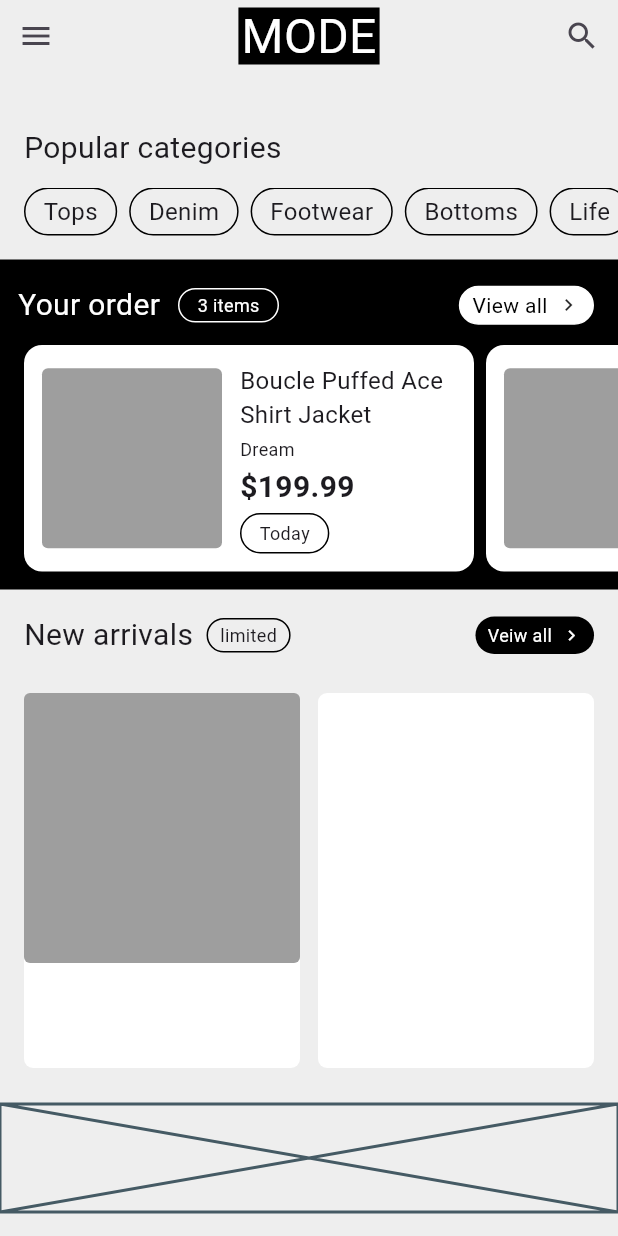
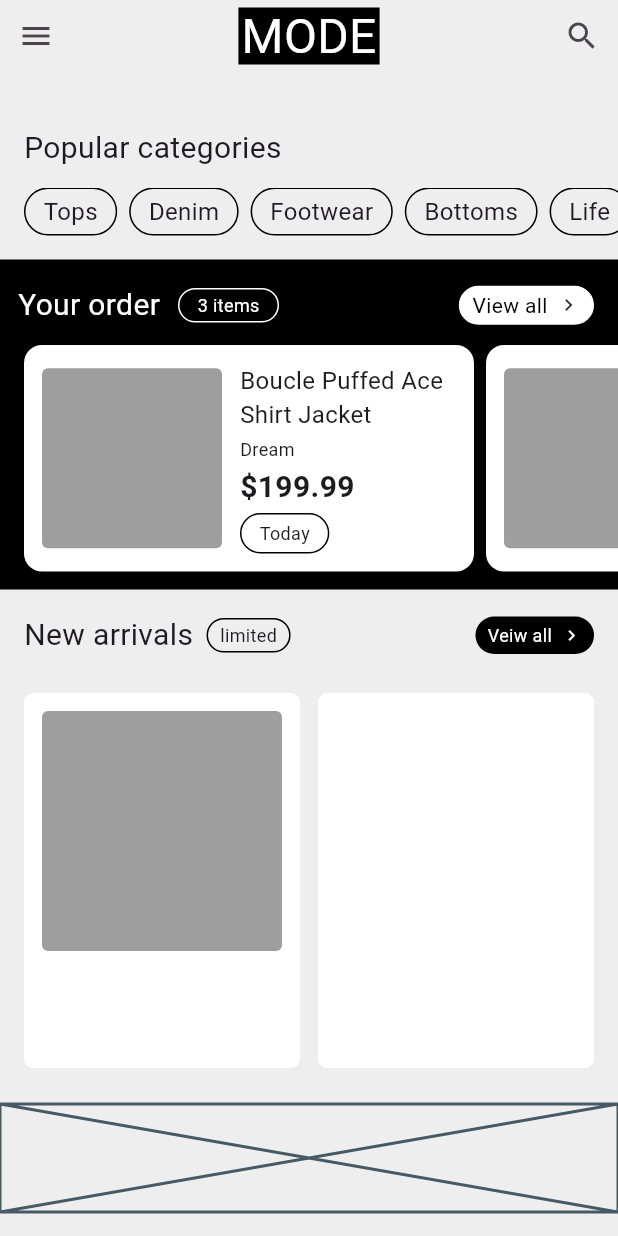
Before and after one commit to JAICHANGPARK/flutter_notebook_chapter_49, a Flutter app: the ECommerceHomePage screen opened directly, on a phone screen of 412 x 824 dp. Run offline on Flutter 3.47's test engine with Material 3 defaults, Android fonts, the phone set to English and light mode, and no system bars; our stand-ins replace gap, google_fonts; Roboto replaces fonts that are missing (Akshar).

Commit message:
Update e_commerce_home_page.dart

```diff
--- a/lib/ep2451_e_commerce_app/ui/e_commerce_home_page.dart
+++ b/lib/ep2451_e_commerce_app/ui/e_commerce_home_page.dart
@@ -274,11 +274,12 @@ class _ECommerceHomePageState extends State<ECommerceHomePage> {
                           color: Colors.white,
                           borderRadius: BorderRadius.circular(6),
                         ),
+                        padding: EdgeInsets.all(12),
                         child: Column(
                           crossAxisAlignment: .start,
                           children: [
                             Container(
-                              height: 180,
+                              height: 160,
                               width: .infinity,
                               decoration: BoxDecoration(color: Colors.grey,
                                   borderRadius: BorderRadius.circular(4)),
```
